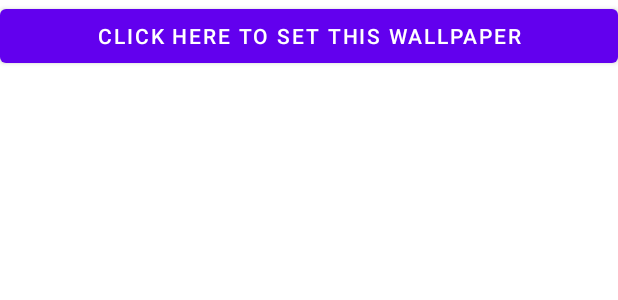
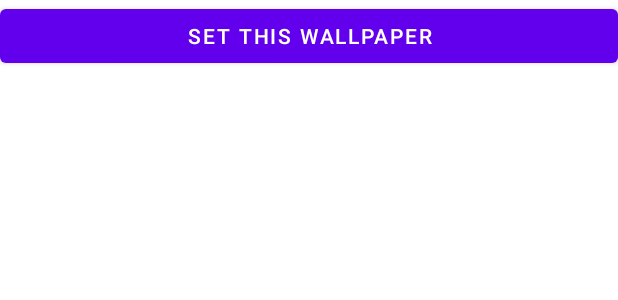
Before and after one commit to ethanmdavidson/DeathProgress, an Android app: the layout set_wallpaper_button.xml on its own in the app's theme, with its tools: preview values and no code run, on a phone screen of 412 x 824 dp. Shown: the top 300 px of the screen. Run offline under Robolectric (Android 15) with nearby library versions, the phone set to English and light mode, and no system bars.

Commit message:
shorten button text

```diff
--- a/app/src/main/res/values/strings.xml
+++ b/app/src/main/res/values/strings.xml
@@ -11,7 +11,7 @@
     <string name="goalsKey">goals</string>
     <string name="goalsFontSizeKey">goalsFontSize</string>
     <string name="statusBarHeightKey">statusBarHeight</string>
-    <string name="setWallpaperButtonLabel">Click Here to Set this Wallpaper</string>
+    <string name="setWallpaperButtonLabel">Set this Wallpaper</string>
     <string name="setWallpaperButtonId">setWallpaperButton</string>
 
     <string name="cancel">Cancel</string>
```
